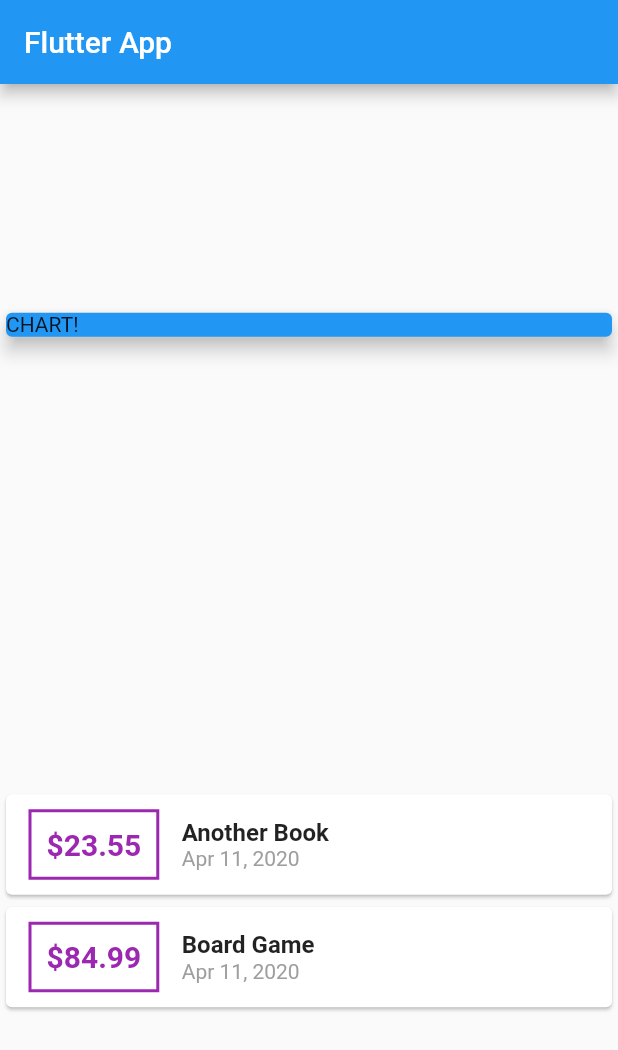
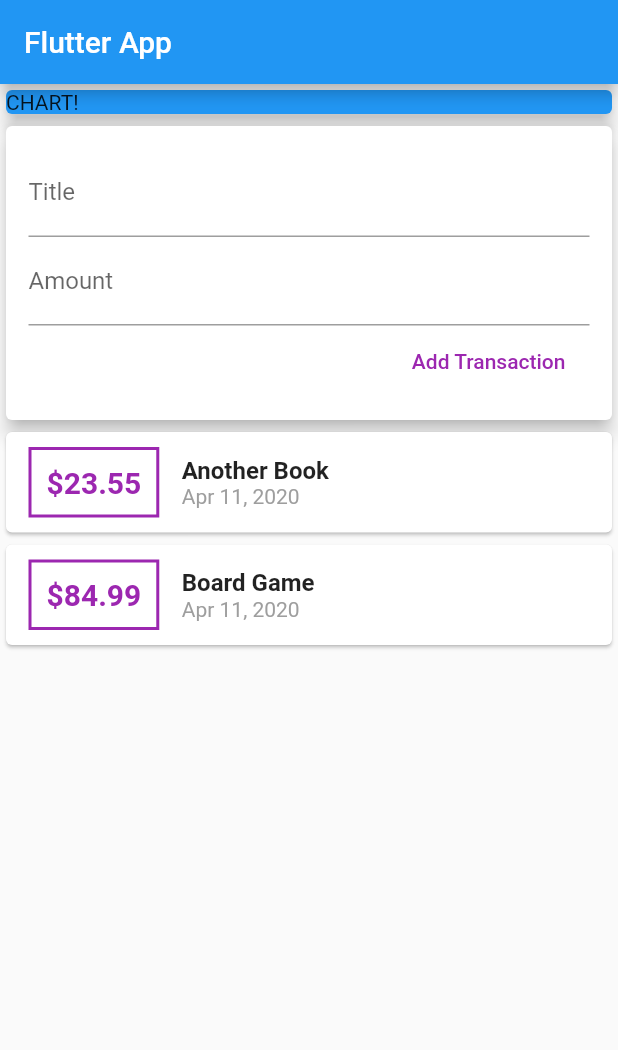
Before and after one commit to cpfeiffer325/flutter-course, a Flutter app: the screen it shows after launch, on a phone screen of 412 x 824 dp. Shown: the top 1050 px of the screen. Run offline on Flutter 3.47's test engine with Material 2 defaults, Android fonts, the phone set to English and light mode, and no system bars.

Commit message:
create container for user input with an add transaction button

```diff
--- a/personal_expenses_app/lib/main.dart
+++ b/personal_expenses_app/lib/main.dart
@@ -30,7 +30,7 @@ class MyHomePage extends StatelessWidget {
         title: Text('Flutter App'),
       ),
       body: Column(
-        mainAxisAlignment: MainAxisAlignment.spaceAround,
+        // mainAxisAlignment: MainAxisAlignment.spaceAround,
         crossAxisAlignment: CrossAxisAlignment.stretch,
         children: <Widget>[
           Container(
@@ -39,6 +39,28 @@ class MyHomePage extends StatelessWidget {
               color: Colors.blue,
               child: Text('CHART!'),
               elevation: 5,
+            ),
+          ),
+          Card(
+            elevation: 5,
+            child: Container(
+              padding: EdgeInsets.all(15),
+              child: Column(
+                crossAxisAlignment: CrossAxisAlignment.end,
+                children: <Widget>[
+                  TextField(
+                    decoration: InputDecoration(labelText: 'Title'),
+                  ),
+                  TextField(
+                    decoration: InputDecoration(labelText: 'Amount'),
+                  ),
+                  FlatButton(
+                    child: Text('Add Transaction'),
+                    textColor: Colors.purple,
+                    onPressed: () {},
+                  )
+                ],
+              ),
             ),
           ),
           Column(
```
